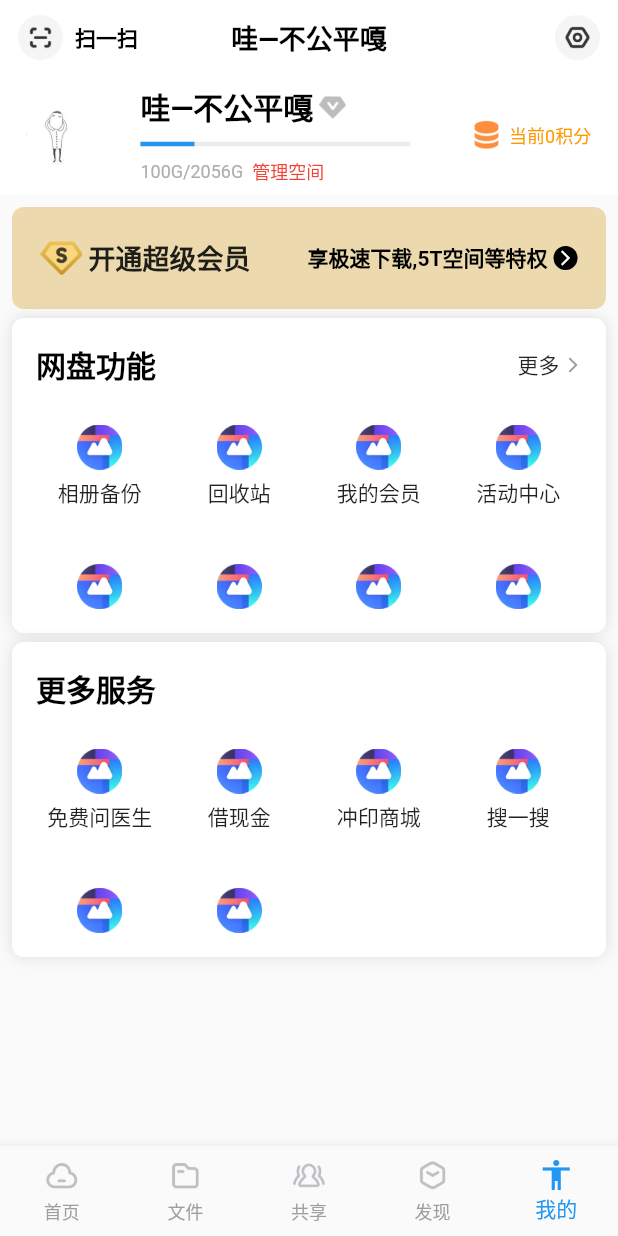
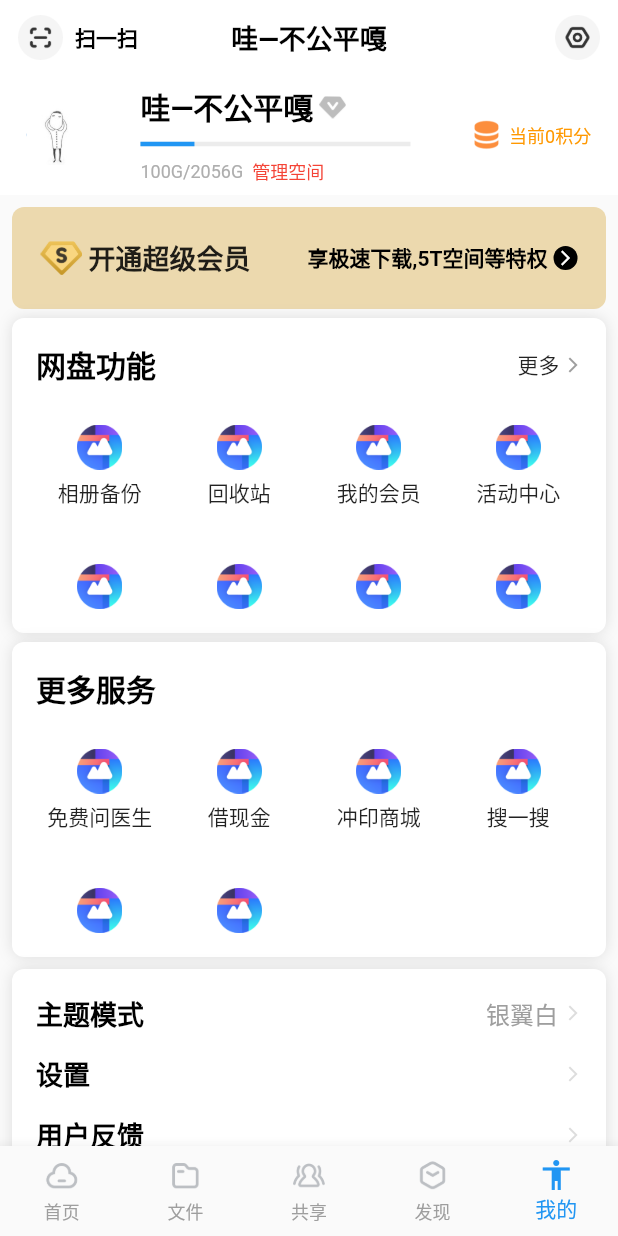
Before and after one commit to xiaxiayige/FlutterDemo, a Flutter app: the screen it shows after launch, item 5 of the bottom bar chosen, on a phone screen of 412 x 824 dp. Run offline on Flutter 3.47's test engine with Material 2 defaults, Android fonts, the phone set to English and light mode, and no system bars.

Commit message:
添加底部切换主题和退出登录按钮

```diff
--- a/flutter_pan_baidu/lib/page/mine_page.dart
+++ b/flutter_pan_baidu/lib/page/mine_page.dart
@@ -393,9 +393,65 @@ class _MinePageState extends State<MinePage>
           _buildCard("网盘功能", true, toolscards),
           SizedBox(height: 6),
           _buildCard("更多服务", false, moreService),
+          Container(
+            padding: EdgeInsets.all(16),
+            margin: EdgeInsets.all(8),
+            height: 140,
+            decoration: BoxDecoration(color: Colors.white,borderRadius: BorderRadius.all(Radius.circular(8)),boxShadow: [
+              BoxShadow(blurRadius: 8, color: Colors.grey.withAlpha(80))
+            ]),
+            child: Column(
+              mainAxisAlignment: MainAxisAlignment.spaceBetween,
+              children: <Widget>[
+                Row(
+                  mainAxisAlignment: MainAxisAlignment.spaceBetween,
+                    children: <Widget>[
+                      Text("主题模式",style: TextStyle(color: Colors.black,fontWeight: FontWeight.bold,fontSize: 18),),
+                      TextIcon(
+                        text: Text("银翼白",style: TextStyle(color: Colors.grey,fontSize: 16),),
+                        icon: Icon(Icons.arrow_forward_ios,size: 12,color: Colors.grey.withAlpha(90),),
+                        padding: 4,
+                        icon_direction: TextIcon.TO_RIGHT,)
+                    ],
+                ),
+                Row(
+                  mainAxisAlignment: MainAxisAlignment.spaceBetween,
+                  children: <Widget>[
+                    Text("设置",style: TextStyle(color: Colors.black,fontWeight: FontWeight.bold,fontSize: 18),),
+                    TextIcon(
+                      text: Text("",style: TextStyle(color: Colors.grey,fontSize: 16),),
+                      icon: Icon(Icons.arrow_forward_ios,size: 12,color: Colors.grey.withAlpha(90),),
+                      padding: 4,
+                      icon_direction: TextIcon.TO_RIGHT,)
+                  ],
+                ),
+                Row(
+                  mainAxisAlignment: MainAxisAlignment.spaceBetween,
+                  children: <Widget>[
+                    Text("用户反馈",style: TextStyle(color: Colors.black,fontWeight: FontWeight.bold,fontSize: 18),),
+                    TextIcon(
+                      text: Text("",style: TextStyle(color: Colors.grey,fontSize: 16),),
+                      icon: Icon(Icons.arrow_forward_ios,size: 12,color: Colors.grey.withAlpha(90),),
+                      padding: 4,
+                      icon_direction: TextIcon.TO_RIGHT,)
+                  ],
+                )
+              ],
+            ),
+          ),
+         _buildExitButton()
         ],
       ),
     );
+  }
+
+  Container _buildExitButton() {
+    return Container(
+         margin: EdgeInsets.only(left: 8,right: 8),
+         decoration: BoxDecoration(color: Colors.white,borderRadius: BorderRadius.all(Radius.circular(8))),
+         height: 50,
+         child: Center(child: Text("退出登录",style: TextStyle(color: Colors.redAccent,fontSize: 16,fontWeight: FontWeight.bold),)),
+       );
   }
 
   void _onScroll(offset) {
```
